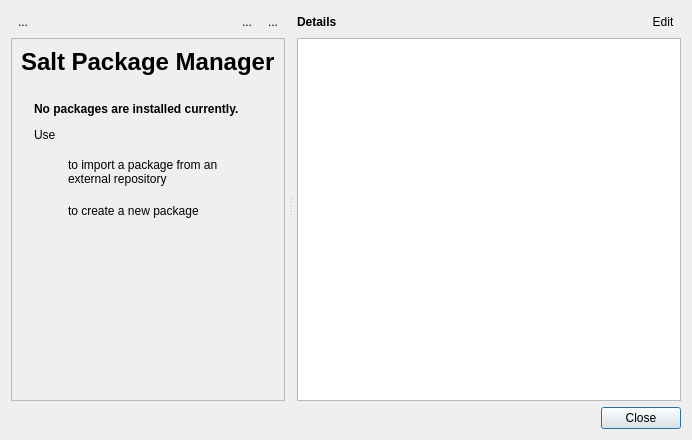
Above: src/lay/SaltManagerDialog.ui from KLayout/klayout before the change. Below: the same form after it.
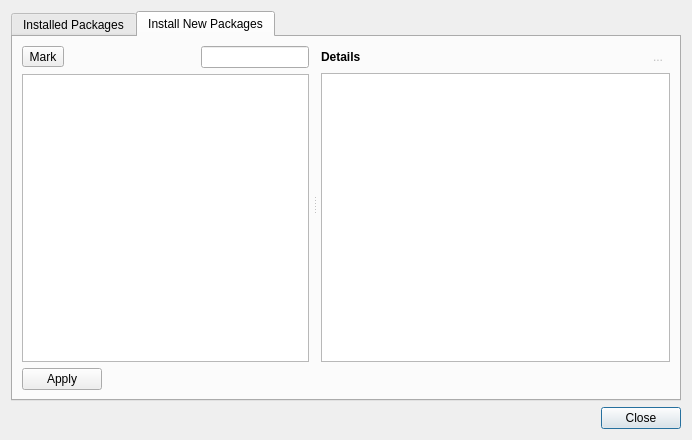
That is the form after the change. The open tabs and pages were chosen to show the change. Icons and pictures are not drawn. Custom widgets are drawn as their Qt base class.

Commit message: WIP: combined installation and browser dialog

```diff
--- a/src/lay/SaltManagerDialog.ui
+++ b/src/lay/SaltManagerDialog.ui
@@ -15,6 +15,16 @@
   </property>
   <layout class="QVBoxLayout" name="verticalLayout_2">
    <item>
+    <widget class="QTabWidget" name="mode_tab">
+     <property name="currentIndex">
+      <number>0</number>
+     </property>
+     <widget class="QWidget" name="tab">
+      <attribute name="title">
+       <string>Installed Packages</string>
+      </attribute>
+      <layout class="QVBoxLayout" name="verticalLayout_3">
+       <item>
     <widget class="QSplitter" name="splitter">
      <property name="orientation">
       <enum>Qt::Horizontal</enum>
@@ -54,39 +64,6 @@
           <property name="bottomMargin">
            <number>0</number>
           </property>
-          <item>
-           <widget class="QToolButton" name="install_button">
-            <property name="focusPolicy">
-             <enum>Qt::NoFocus</enum>
-            </property>
-            <property name="toolTip">
-             <string>Install Package</string>
-            </property>
-            <property name="text">
-             <string>...</string>
-            </property>
-            <property name="icon">
-             <iconset resource="layResources.qrc">
-              <normaloff>:/import.png</normaloff>:/import.png</iconset>
-            </property>
-            <property name="autoRaise">
-             <bool>true</bool>
-            </property>
-           </widget>
-          </item>
-          <item>
-           <spacer name="horizontalSpacer">
-            <property name="orientation">
-             <enum>Qt::Horizontal</enum>
-            </property>
-            <property name="sizeHint" stdset="0">
-             <size>
-              <width>50</width>
-              <height>0</height>
-             </size>
-            </property>
-           </spacer>
-          </item>
           <item>
            <widget class="QToolButton" name="create_button">
             <property name="focusPolicy">
@@ -221,8 +198,8 @@
                   <rect>
                    <x>0</x>
                    <y>0</y>
-                   <width>320</width>
-                   <height>204</height>
+                       <width>343</width>
+                       <height>207</height>
                   </rect>
                  </property>
                  <layout class="QGridLayout" name="gridLayout_2">
@@ -286,9 +263,9 @@
                     <property name="text">
                      <string>&lt;html&gt;&lt;body&gt;&lt;h4&gt;No packages are installed currently.&lt;/h4&gt;&lt;p&gt;Use&lt;br/&gt;
 &lt;table&gt;
-  &lt;tr&gt;&lt;td width=&quot;30&quot;&gt;&lt;a href=&quot;:import&quot;&gt;&lt;img src=&quot;:/import.png&quot;&gt;&lt;/a&gt;&lt;/td&gt;&lt;td&gt;to import a package from an&lt;br/&gt;external repository&lt;/td&gt;&lt;/tr&gt;
+  &lt;tr&gt;&lt;td&gt;The &quot;Install New Packages&quot; tab to install a package&lt;br/&gt;from an external repository&lt;/td&gt;&lt;/tr&gt;
   &lt;tr&gt;&lt;/tr&gt;
-  &lt;tr&gt;&lt;td&gt;&lt;a href=&quot;:add&quot;&gt;&lt;img src=&quot;:/add.png&quot;&gt;&lt;/a&gt;&lt;/td&gt;&lt;td&gt;to create a new package&lt;/td&gt;&lt;/tr&gt;
+  &lt;tr&gt;&lt;td&gt;The &lt;a href=&quot;:add&quot;&gt;&lt;img src=&quot;:/add.png&quot;&gt;&lt;/a&gt; button to create a new package&lt;/td&gt;&lt;/tr&gt;
 &lt;/table&gt;
 &lt;/body&gt;&lt;/html&gt;</string>
                     </property>
@@ -396,6 +373,286 @@
      </widget>
     </widget>
    </item>
+      </layout>
+     </widget>
+     <widget class="QWidget" name="tab_2">
+      <attribute name="title">
+       <string>Install New Packages</string>
+      </attribute>
+      <layout class="QVBoxLayout" name="verticalLayout_9">
+       <item>
+        <widget class="QSplitter" name="splitter_new">
+         <property name="sizePolicy">
+          <sizepolicy hsizetype="Expanding" vsizetype="Preferred">
+           <horstretch>0</horstretch>
+           <verstretch>1</verstretch>
+          </sizepolicy>
+         </property>
+         <property name="orientation">
+          <enum>Qt::Horizontal</enum>
+         </property>
+         <widget class="QWidget" name="layoutWidget_2">
+          <layout class="QVBoxLayout" name="verticalLayout_7">
+           <property name="rightMargin">
+            <number>4</number>
+           </property>
+           <item>
+            <widget class="QFrame" name="frame_5">
+             <property name="frameShape">
+              <enum>QFrame::NoFrame</enum>
+             </property>
+             <property name="frameShadow">
+              <enum>QFrame::Raised</enum>
+             </property>
+             <layout class="QHBoxLayout" name="horizontalLayout_3">
+              <property name="spacing">
+               <number>2</number>
+              </property>
+              <property name="leftMargin">
+               <number>0</number>
+              </property>
+              <property name="topMargin">
+               <number>0</number>
+              </property>
+              <property name="rightMargin">
+               <number>0</number>
+              </property>
+              <property name="bottomMargin">
+               <number>0</number>
+              </property>
+              <item>
+               <widget class="QToolButton" name="mark_button">
+                <property name="toolTip">
+                 <string>Mark for installation</string>
+                </property>
+                <property name="text">
+                 <string>Mark</string>
+                </property>
+               </widget>
+              </item>
+              <item>
+               <spacer name="horizontalSpacer_3">
+                <property name="orientation">
+                 <enum>Qt::Horizontal</enum>
+                </property>
+                <property name="sizeHint" stdset="0">
+                 <size>
+                  <width>126</width>
+                  <height>20</height>
+                 </size>
+                </property>
+               </spacer>
+              </item>
+              <item>
+               <widget class="QLabel" name="label_5">
+                <property name="text">
+                 <string/>
+                </property>
+                <property name="pixmap">
+                 <pixmap resource="layResources.qrc">:/find.png</pixmap>
+                </property>
+               </widget>
+              </item>
+              <item>
+               <widget class="lay::DecoratedLineEdit" name="search_new_edit">
+                <property name="sizePolicy">
+                 <sizepolicy hsizetype="Fixed" vsizetype="Fixed">
+                  <horstretch>0</horstretch>
+                  <verstretch>0</verstretch>
+                 </sizepolicy>
+                </property>
+               </widget>
+              </item>
+             </layout>
+            </widget>
+           </item>
+           <item>
+            <widget class="QFrame" name="frame">
+             <property name="frameShape">
+              <enum>QFrame::NoFrame</enum>
+             </property>
+             <property name="frameShadow">
+              <enum>QFrame::Raised</enum>
+             </property>
+             <layout class="QVBoxLayout" name="verticalLayout_8">
+              <property name="leftMargin">
+               <number>0</number>
+              </property>
+              <property name="topMargin">
+               <number>0</number>
+              </property>
+              <property name="rightMargin">
+               <number>0</number>
+              </property>
+              <property name="bottomMargin">
+               <number>0</number>
+              </property>
+              <item>
+               <widget class="QListView" name="salt_mine_view">
+                <property name="alternatingRowColors">
+                 <bool>true</bool>
+                </property>
+                <property name="iconSize">
+                 <size>
+                  <width>64</width>
+                  <height>64</height>
+                 </size>
+                </property>
+                <property name="selectionRectVisible">
+                 <bool>false</bool>
+                </property>
+               </widget>
+              </item>
+             </layout>
+            </widget>
+           </item>
+          </layout>
+         </widget>
+         <widget class="QFrame" name="details_new_frame">
+          <property name="sizePolicy">
+           <sizepolicy hsizetype="Preferred" vsizetype="Preferred">
+            <horstretch>1</horstretch>
+            <verstretch>0</verstretch>
+           </sizepolicy>
+          </property>
+          <property name="frameShape">
+           <enum>QFrame::NoFrame</enum>
+          </property>
+          <property name="frameShadow">
+           <enum>QFrame::Raised</enum>
+          </property>
+          <layout class="QVBoxLayout" name="verticalLayout_10">
+           <property name="leftMargin">
+            <number>4</number>
+           </property>
+           <property name="topMargin">
+            <number>0</number>
+           </property>
+           <property name="rightMargin">
+            <number>0</number>
+           </property>
+           <property name="bottomMargin">
+            <number>0</number>
+           </property>
+           <item>
+            <widget class="QFrame" name="frame_4">
+             <property name="frameShape">
+              <enum>QFrame::NoFrame</enum>
+             </property>
+             <property name="frameShadow">
+              <enum>QFrame::Raised</enum>
+             </property>
+             <layout class="QHBoxLayout" name="horizontalLayout_2">
+              <property name="leftMargin">
+               <number>0</number>
+              </property>
+              <property name="topMargin">
+               <number>0</number>
+              </property>
+              <property name="rightMargin">
+               <number>0</number>
+              </property>
+              <property name="bottomMargin">
+               <number>0</number>
+              </property>
+              <item>
+               <widget class="QLabel" name="label_6">
+                <property name="font">
+                 <font>
+                  <weight>75</weight>
+                  <bold>true</bold>
+                 </font>
+                </property>
+                <property name="text">
+                 <string>Details</string>
+                </property>
+               </widget>
+              </item>
+              <item>
+               <widget class="QToolButton" name="toolButton">
+                <property name="enabled">
+                 <bool>false</bool>
+                </property>
+                <property name="text">
+                 <string>...</string>
+                </property>
+                <property name="icon">
+                 <iconset resource="layResources.qrc">
+                  <normaloff>:/empty_16.png</normaloff>:/empty_16.png</iconset>
+                </property>
+                <property name="autoRaise">
+                 <bool>true</bool>
+                </property>
+               </widget>
+              </item>
+             </layout>
+            </widget>
+           </item>
+           <item>
+            <widget class="lay::SaltGrainDetailsTextWidget" name="details_new_text">
+             <property name="openExternalLinks">
+              <bool>true</bool>
+             </property>
+            </widget>
+           </item>
+          </layout>
+         </widget>
+        </widget>
+       </item>
+       <item>
+        <widget class="QFrame" name="frame_6">
+         <property name="frameShape">
+          <enum>QFrame::NoFrame</enum>
+         </property>
+         <property name="frameShadow">
+          <enum>QFrame::Raised</enum>
+         </property>
+         <layout class="QHBoxLayout" name="horizontalLayout_4">
+          <property name="leftMargin">
+           <number>0</number>
+          </property>
+          <property name="topMargin">
+           <number>0</number>
+          </property>
+          <property name="rightMargin">
+           <number>0</number>
+          </property>
+          <property name="bottomMargin">
+           <number>0</number>
+          </property>
+          <item>
+           <widget class="QPushButton" name="apply_button">
+            <property name="text">
+             <string>Apply</string>
+            </property>
+            <property name="autoDefault">
+             <bool>false</bool>
+            </property>
+            <property name="flat">
+             <bool>false</bool>
+            </property>
+           </widget>
+          </item>
+          <item>
+           <spacer name="horizontalSpacer_2">
+            <property name="orientation">
+             <enum>Qt::Horizontal</enum>
+            </property>
+            <property name="sizeHint" stdset="0">
+             <size>
+              <width>563</width>
+              <height>20</height>
+             </size>
+            </property>
+           </spacer>
+          </item>
+         </layout>
+        </widget>
+       </item>
+      </layout>
+     </widget>
+    </widget>
+   </item>
    <item>
     <widget class="QDialogButtonBox" name="buttonBox">
      <property name="standardButtons">
@@ -442,6 +699,11 @@
   </action>
  </widget>
  <customwidgets>
+  <customwidget>
+   <class>lay::DecoratedLineEdit</class>
+   <extends>QLineEdit</extends>
+   <header>layWidgets.h</header>
+  </customwidget>
   <customwidget>
    <class>lay::SaltGrainDetailsTextWidget</class>
    <extends>QTextBrowser</extends>
```
Left out of the diff: 46 changed lines with no effect on the pictures. Lines whose indentation alone changed are shown as unchanged. The commit also changes 6 other files.
